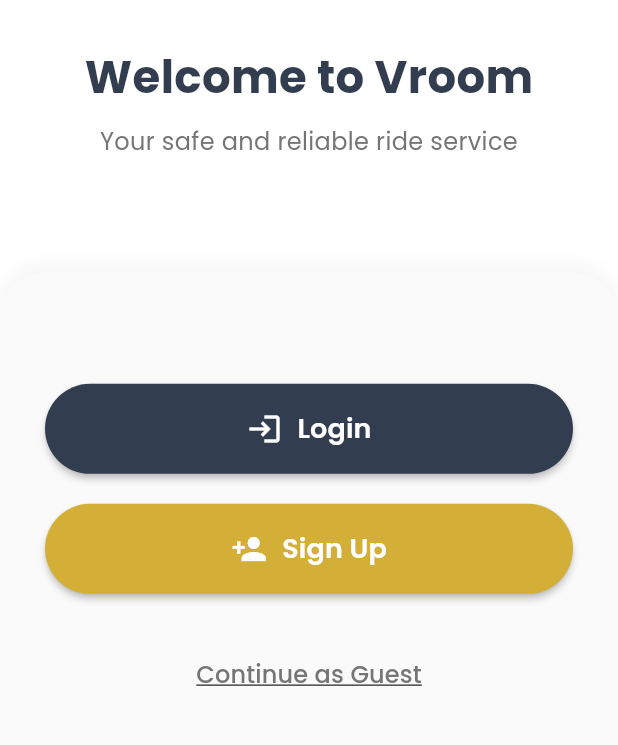
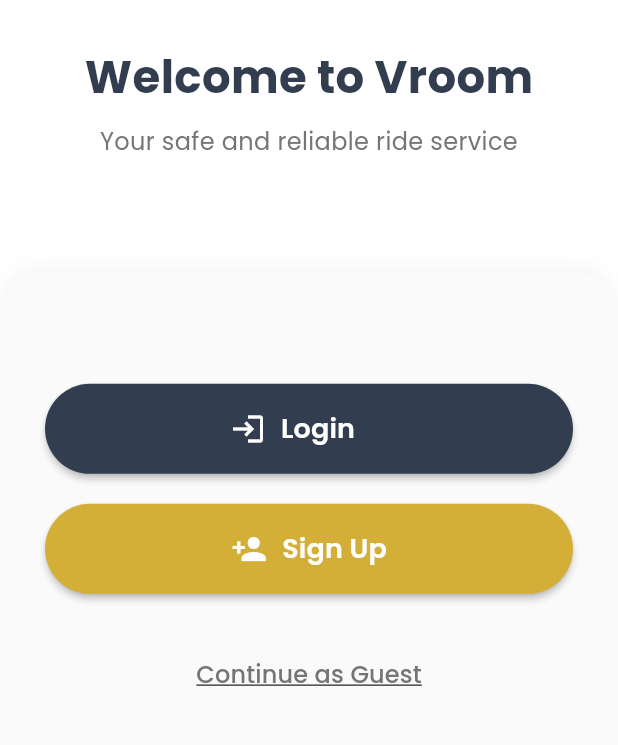
Before and after one commit to ScitforteTech/Bykea-Clone, a Flutter app: the screen it shows after launch, on a phone screen of 412 x 824 dp, the part 414-1159 px from its top. Run offline on Flutter 3.47's test engine with Material 3 defaults, Android fonts, the light colour scheme and no system bars; our stand-ins replace firebase_core, fl_chart, get, google_fonts, google_maps_flutter, image_picker and 3 more; accounts and stored records are empty.

Commit message:
Minor alignment changes & Logout Fix

```diff
--- a/lib/Views/Rider/auth_choice_screen.dart
+++ b/lib/Views/Rider/auth_choice_screen.dart
@@ -162,8 +162,20 @@
         child: Row(
           mainAxisAlignment: MainAxisAlignment.center,
           children: [
-            Icon(icon, size: 24),
+            Icon(icon, size: 24, color: Colors.white),
             const SizedBox(width: 10),
+            if (title == 'Login') // Add padding only for the Login button
+              Padding(
+                padding: const EdgeInsets.only(right: 22.0),
+                child: Text(
+                  title,
+                  style: GoogleFonts.poppins(
+                    fontSize: 18,
+                    fontWeight: FontWeight.w600,
+                  ),
+                ),
+              )
+            else
               Text(
                 title,
                 style: GoogleFonts.poppins(
--- a/lib/Views/auth_screen/login_screen.dart
+++ b/lib/Views/auth_screen/login_screen.dart
@@ -245,7 +245,11 @@
                         : Row(
                             mainAxisAlignment: MainAxisAlignment.center,
                             children: [
-                              const Icon(Icons.login, size: 24),
+                              const Icon(
+                                Icons.login,
+                                size: 24,
+                                color: Colors.white,
+                              ),
                               const SizedBox(width: 10),
                               Text(
                                 "Login",
--- a/lib/Views/auth_screen/signUp_screen.dart
+++ b/lib/Views/auth_screen/signUp_screen.dart
@@ -385,7 +385,11 @@
                         : Row(
                             mainAxisAlignment: MainAxisAlignment.center,
                             children: [
-                              const Icon(Icons.person_add, size: 24),
+                              const Icon(
+                                Icons.person_add,
+                                size: 24,
+                                color: Colors.white,
+                              ),
                               const SizedBox(width: 10),
                               Text(
                                 "Register",
```
Also changed, not shown: lib/Views/Rider/ride_history.dart (+11 -8 lines), lib/Views/Rider/ride_requests.dart (+12 -8 lines), lib/Views/Rider/rider_dashboard.dart (+9 -5 lines), pubspec.lock, 1 other file. Lines whose indentation alone changed are shown as unchanged.
